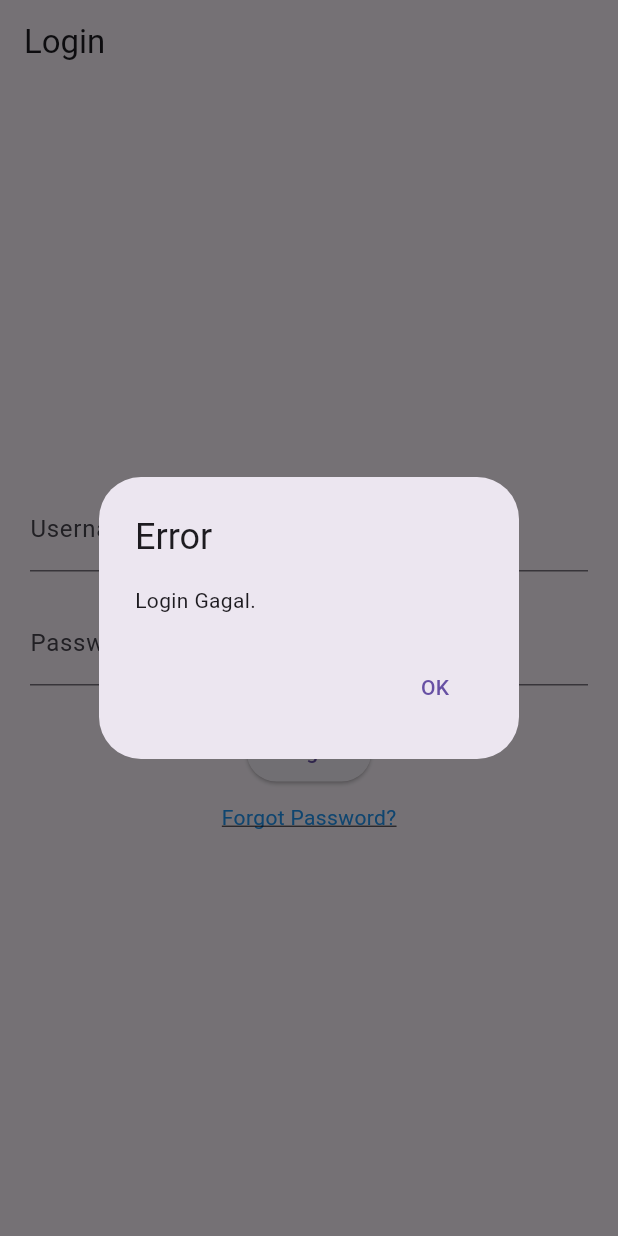
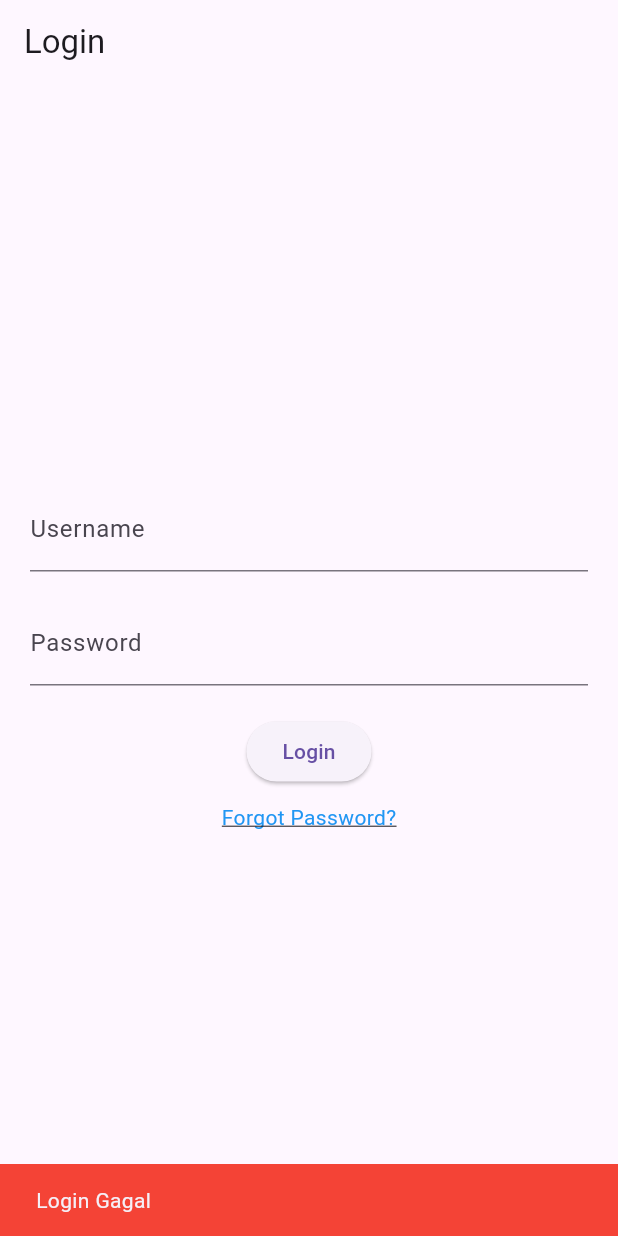
Before and after one commit to hzlnqodrey/tugaspraktpm_123190080_loginpage_application_1, a Flutter app: the screen it shows after launch, after a tap on "Login", on a phone screen of 412 x 824 dp. Run offline on Flutter 3.47's test engine with Material 3 defaults, Android fonts, the phone set to English and light mode, and no system bars.

Commit message:
feat: add background color logic on snackbar

```diff
--- a/lib/main.dart
+++ b/lib/main.dart
@@ -29,6 +29,7 @@ class _LoginPageState extends State<LoginPage> {
   final TextEditingController _passwordController = TextEditingController();
 
   String text = '';
+  bool isLogin = false;
 
   void _login(BuildContext context) {
     String username = _usernameController.text;
@@ -61,26 +62,21 @@ class _LoginPageState extends State<LoginPage> {
     // }
 
     if (username == "123" && password == "123") {
-      text = 'Login Sukses';
-      SnackBar snackBar = SnackBar(content: Text(text));
-      ScaffoldMessenger.of(context).showSnackBar(snackBar);
+      setState(() {
+        text = 'Login Sukses';
+        isLogin = true;
+      });
     } else {
-      showDialog(
-        context: context,
-        builder: (BuildContext context) {
-          return AlertDialog(
-            title: Text('Error'),
-            content: Text('Login Gagal.'),
-            actions: [
-              TextButton(
-                onPressed: () => Navigator.of(context).pop(),
-                child: Text('OK'),
-              ),
-            ],
-          );
-        },
-      );
+      setState(() {
+        text = 'Login Gagal';
+        isLogin = false;
+      });
     }
+    SnackBar snackBar = SnackBar(
+      content: Text(text),
+      backgroundColor: isLogin ? Colors.green : Colors.red,
+    );
+    ScaffoldMessenger.of(context).showSnackBar(snackBar);
   }
 
   void _forgotPassword() async {
```
